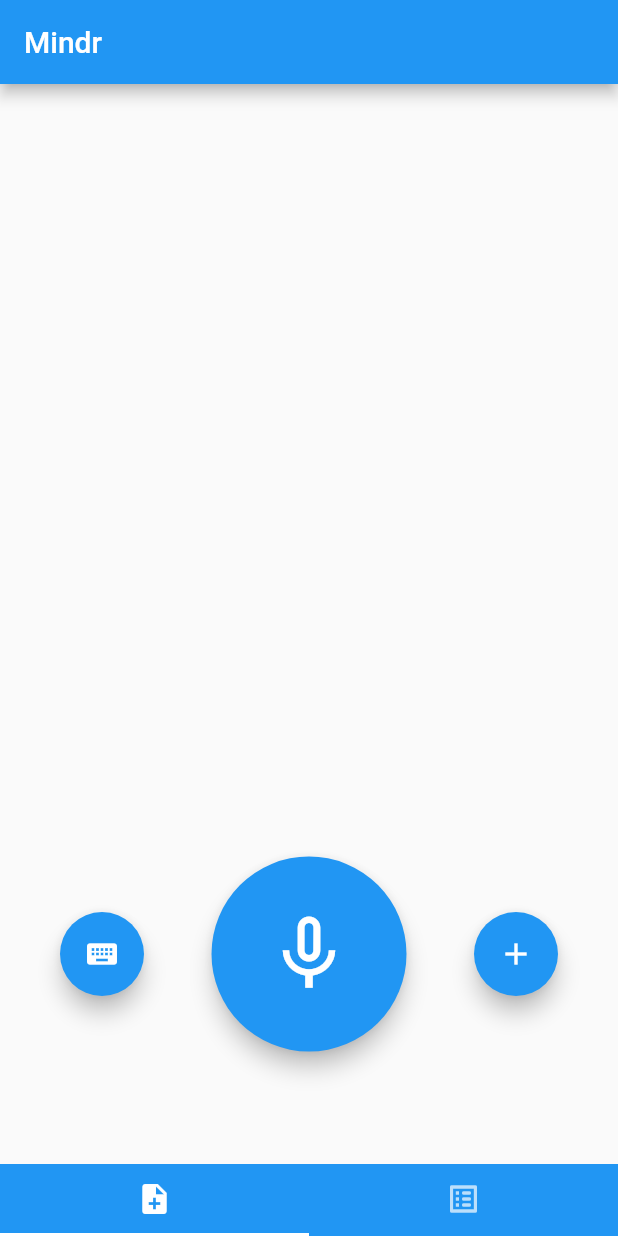
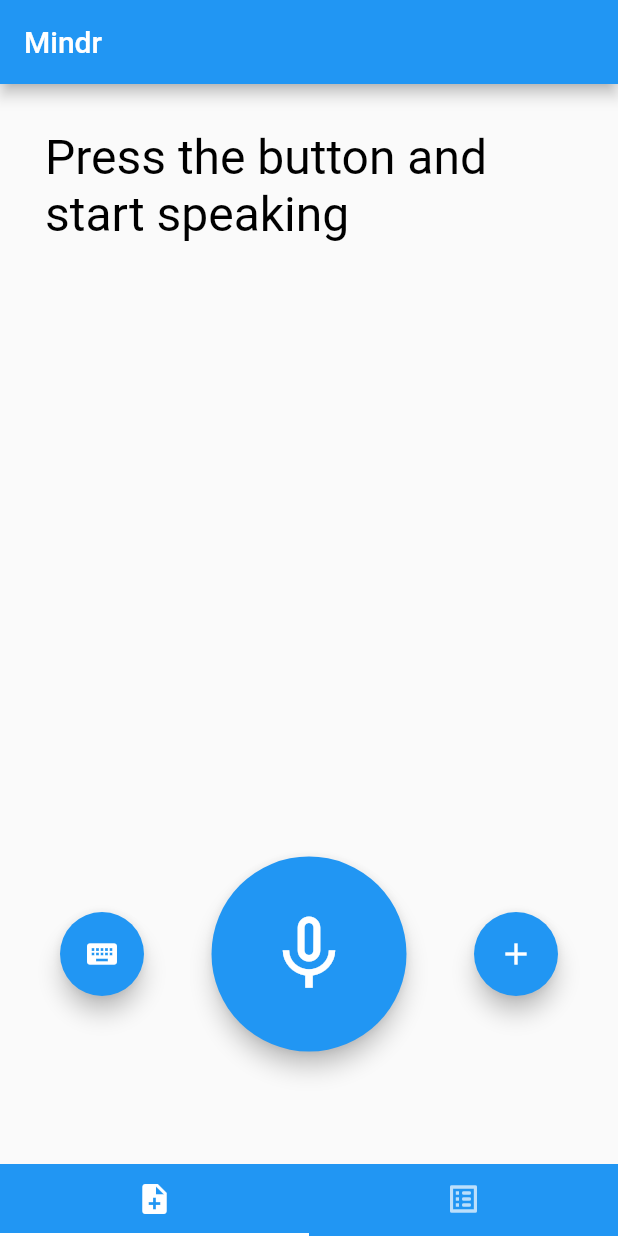
Before and after one commit to Flathz/flutterMindr, a Flutter app: the screen it shows after launch, after a tap on the "add" icon, on a phone screen of 412 x 824 dp. Run offline on Flutter 3.47's test engine with Material 2 defaults, Android fonts, the phone set to English and light mode, and no system bars; drawn by our look-alikes of avatar_glow; our stand-ins replace speech_to_text, sqflite; missing offline and left inert: keyboard_visibility; accounts and stored records are empty.

Commit message:
[feat] add feature to add note screen

```diff
--- a/lib/AddNoteWidget.dart
+++ b/lib/AddNoteWidget.dart
@@ -3,6 +3,7 @@ import 'package:flutter/material.dart';
 import 'package:intl/intl.dart';
 import 'package:flutter_app/db_helper.dart';
 import 'package:speech_to_text/speech_to_text.dart' as stt;
+import 'package:keyboard_visibility/keyboard_visibility.dart';
 
 import 'models/Note.dart';
 
@@ -17,12 +18,30 @@ class _AddNoteWidgetState extends State<AddNoteWidget> {
   DBHelper dbHelper;
   String _text = 'Press the button and start speaking';
   List<Note> allNotes = [];
+  bool _isEditingText = false;
+  TextEditingController _editingController;
+  bool keyboardOpen = false;
 
   @override
   void initState() {
     super.initState();
     dbHelper = DBHelper();
     _speech = stt.SpeechToText();
+    _editingController = TextEditingController(text: _text);
+
+    KeyboardVisibilityNotification().addNewListener(
+      onChange: (bool visible) {
+        setState(() {
+          keyboardOpen = visible;
+        });
+      },
+    );
+  }
+
+  @override
+  void dispose() {
+    _editingController.dispose();
+    super.dispose();
   }
 
   addNote() {
@@ -50,7 +69,63 @@ class _AddNoteWidgetState extends State<AddNoteWidget> {
             padding: const EdgeInsets.all(40),
             child: Row(
                 mainAxisAlignment: MainAxisAlignment.spaceBetween,
-              children: <Widget>[
+                children: _showButtons())),
+        body: new GestureDetector(
+          onTap: () {
+            setState(() {
+              FocusScope.of(context).requestFocus(new FocusNode());
+              _isEditingText = false;
+            });
+          },
+          child: SingleChildScrollView(
+            reverse: true,
+            child: Container(
+                padding: const EdgeInsets.fromLTRB(30.0, 30.0, 30.0, 150.0),
+                child: _editTitleTextField()),
+          ),
+        ));
+  }
+
+  Widget _editTitleTextField() {
+    if (_isEditingText)
+      return Center(
+        child: TextField(
+          onSubmitted: (newValue) {
+            setState(() {
+              _text = newValue;
+              _isEditingText = false;
+            });
+          },
+          autofocus: true,
+          controller: _editingController,
+          keyboardType: TextInputType.multiline,
+          maxLines: null,
+          style: TextStyle(
+            fontSize: 32.0,
+            color: Colors.black,
+            fontWeight: FontWeight.w400,
+          ),
+        ),
+      );
+    return InkWell(
+        onTap: () {
+          setState(() {
+            _isEditingText = true;
+          });
+        },
+        child: Text(
+          _text,
+          style: TextStyle(
+            fontSize: 32.0,
+            color: Colors.black,
+            fontWeight: FontWeight.w400,
+          ),
+        ));
+  }
+
+  List<Widget> _showButtons() {
+    return !keyboardOpen
+        ? <Widget>[
             FloatingActionButton(
               onPressed: () {},
               child: Icon(Icons.keyboard),
@@ -77,27 +152,23 @@ class _AddNoteWidgetState extends State<AddNoteWidget> {
               onPressed: () {
                 addNote();
                 setState(() {
-                      _text = "";
+                  _text = 'Press the button and start speaking';
                 });
               },
               child: Icon(Icons.add),
             )
-              ])),
-      body: SingleChildScrollView(
-        reverse: true,
-        child: Container(
-          padding: const EdgeInsets.fromLTRB(30.0, 30.0, 30.0, 150.0),
-          child: Text(
-            _text,
-            style: TextStyle(
-              fontSize: 32.0,
-              color: Colors.black,
-              fontWeight: FontWeight.w400,
-            ),
-          ),
-        ),
-      ),
-    );
+          ]
+        : <Widget>[
+            FloatingActionButton(
+              onPressed: () {
+                addNote();
+                setState(() {
+                  _text = 'Press the button and start speaking';
+                });
+              },
+              child: Icon(Icons.add),
+            )
+          ];
   }
 
   void _listen() async {
--- a/pubspec.yaml
+++ b/pubspec.yaml
@@ -30,6 +30,7 @@ dependencies:
   speech_to_text: ^3.1.0
   avatar_glow: ^1.2.0
   intl: ^0.17.0
+  keyboard_visibility: any
 
 dev_dependencies:
   flutter_test:
```
Also changed, not shown: pubspec.lock. Lines whose indentation alone changed are shown as unchanged.
